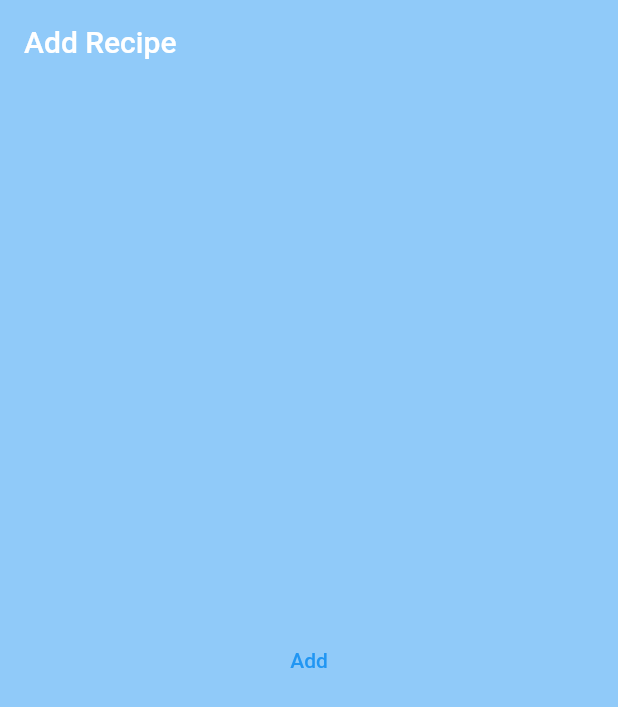
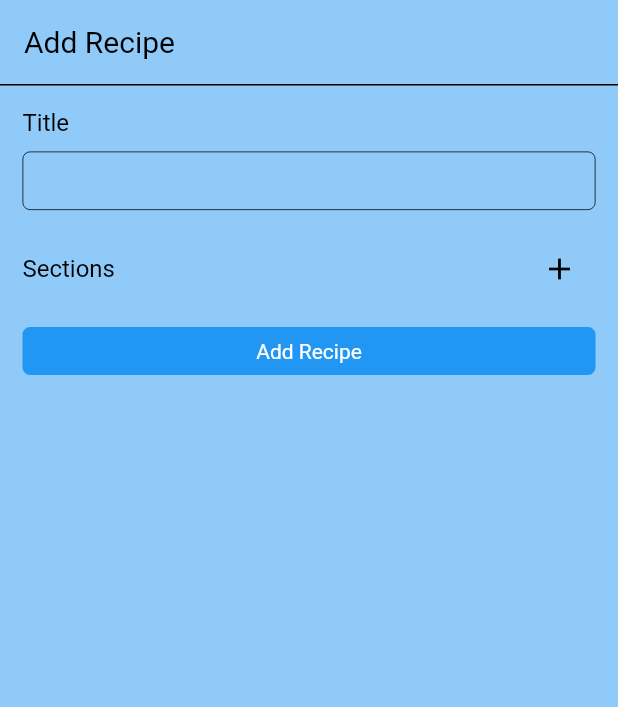
Before and after one commit to alexn62/pocket-chef, a Flutter app: the AddRecipeScreen screen opened directly, on a phone screen of 412 x 824 dp. Shown: the top 707 px of the screen. Run offline on Flutter 3.47's test engine with Material 2 defaults, Android fonts, the phone set to English and light mode, and no system bars; our stand-ins replace cloud_firestore, firebase_core, get, get_it, shared_preferences; accounts and stored records are empty.

Commit message:
working on addrecipe

```diff
--- a/lib/Constants/Themes.dart
+++ b/lib/Constants/Themes.dart
@@ -7,23 +7,23 @@ const Color primaryColorDark = Color(0xFFC7CFC7);
 const Color backgroundColorDark = Color(0xFF0E1117);
 
 const Color accentColor = Color(0xFF1F6FEB);
-const Color goodColor = Color(0xFF0D1117);
+const Color goodColor = Color(0xFF2EA043);
 
 ThemeData darkTheme = ThemeData(
   brightness: Brightness.dark,
   primaryColor: primaryColorDark,
   backgroundColor: backgroundColorDark,
-  colorScheme: ThemeData.dark().colorScheme.copyWith(secondary: accentColor),
+  colorScheme: ThemeData.dark().colorScheme.copyWith(secondary: accentColor, primaryVariant: goodColor),
   iconTheme: const IconThemeData(color: primaryColorDark),
   switchTheme: SwitchThemeData(thumbColor: MaterialStateProperty.all(primaryColorDark), trackColor: MaterialStateProperty.all(primaryColorDark.withOpacity(.4))),
-  appBarTheme: const AppBarTheme(elevation: 0),
+  appBarTheme: const AppBarTheme(elevation: 0, titleTextStyle: TextStyle(color: primaryColorDark, fontSize: 20)),
 );
 
 ThemeData lightTheme = ThemeData(
   brightness: Brightness.light,
   primaryColor: primaryColorLight,
   backgroundColor: backgroundColorLight,
-  colorScheme: ThemeData.light().colorScheme.copyWith(secondary: accentColor),
+  colorScheme: ThemeData.light().colorScheme.copyWith(secondary: accentColor, primaryVariant: goodColor),
   iconTheme: const IconThemeData(color: primaryColorLight),
-  appBarTheme: const AppBarTheme(elevation: 0),
+  appBarTheme: const AppBarTheme(elevation: 0, titleTextStyle: TextStyle(color: primaryColorLight, fontSize: 20)),
 );
--- a/lib/Models/Ingredient.dart
+++ b/lib/Models/Ingredient.dart
@@ -1,9 +1,10 @@
 class Ingredient {
+  String? uid;
   String title;
   String unit;
   double amount;
 
-  Ingredient({required this.title, required this.unit, required this.amount});
+  Ingredient({required this.title, required this.unit, required this.amount, this.uid});
 
   Ingredient.fromJSON(Map<String, dynamic> ingredient)
       : title = ingredient['title'],
@@ -11,6 +12,7 @@ class Ingredient {
         amount = ingredient['amount'].toDouble();
 
   Map<String, dynamic> toJson() => {
+    'uid': uid,
         'title': title,
         'unit': unit,
         'amount': amount,
--- a/lib/Models/Section.dart
+++ b/lib/Models/Section.dart
@@ -1,11 +1,12 @@
 import 'Ingredient.dart';
 
 class Section {
+  String? uid;
   String title;
 
   List<Ingredient> ingredients;
 
-  Section({required this.title, required this.ingredients});
+  Section({required this.title, required this.ingredients, this.uid});
 
   Section.fromJSON(Map<String, dynamic> section)
       : title = section['title'],
@@ -14,6 +15,7 @@ class Section {
             .toList();
 
   Map<String, dynamic> toJson() => {
+    'uid': uid,
         'title': title,
         'ingredients': ingredients
             .map<Map<String, dynamic>>((ingredient) => ingredient.toJson())
--- a/lib/Screens/AddRecipeScreen.dart
+++ b/lib/Screens/AddRecipeScreen.dart
@@ -1,6 +1,9 @@
 import 'package:flutter/material.dart';
+import 'package:personal_recipes/Constants/spacing.dart';
 import 'package:personal_recipes/Screens/BaseView.dart';
 import 'package:personal_recipes/ViewModels/AddRecipeViewModel.dart';
+import 'package:personal_recipes/Widgets/CustomTextFormField.dart';
+import 'package:personal_recipes/Widgets/GenericButton.dart';
 
 class AddRecipeScreen extends StatelessWidget {
   const AddRecipeScreen({Key? key}) : super(key: key);
@@ -9,16 +12,100 @@ class AddRecipeScreen extends StatelessWidget {
   Widget build(BuildContext context) {
     return BaseView<AddRecipeViewModel>(
       builder: (context, model, child) => Scaffold(
+        resizeToAvoidBottomInset: false,
         backgroundColor: Theme.of(context).backgroundColor,
         appBar: AppBar(
           backgroundColor: Theme.of(context).backgroundColor,
           title: const Text('Add Recipe'),
+          bottom: PreferredSize(
+              child: Container(
+                color: Theme.of(context).primaryColor,
+                height: 1.0,
               ),
-            body: Center(
-              child: TextButton(
-                child: const Text('Add'),
-                onPressed: model.addRecipe,
+              preferredSize: const Size.fromHeight(1.0)),
         ),
-            )));
+        body: Padding(
+          padding: const EdgeInsets.all(15),
+          child: ListView(
+            shrinkWrap: true,
+            children: [
+              Column(
+                crossAxisAlignment: CrossAxisAlignment.start,
+                children: [
+                  Text(
+                    'Title',
+                    style: TextStyle(
+                      color: Theme.of(context).primaryColor,
+                      fontSize: 16,
+                    ),
+                  ),
+                  vSmallSpace,
+                  CustomTextFormField(onChanged: model.setRecipeTitle,),
+                  vRegularSpace,
+
+                  Row(
+
+                    mainAxisAlignment: MainAxisAlignment.spaceBetween,
+                    children: [
+                      Text('Sections', style: TextStyle(color: Theme.of(context).primaryColor, fontSize: 16)),
+                      IconButton(onPressed: model.addSection, padding: const EdgeInsets.all(0), icon: const Icon(Icons.add)),
+                    ],
+                  ),
+                  for (int i = 0; i < model.recipe.sections.length; i++)
+                    Column(
+                      key:ValueKey(model.recipe.sections[i].uid),
+                      children: [
+                        Row(
+                          mainAxisAlignment: MainAxisAlignment.spaceBetween,
+                          children: [
+                             Expanded(
+                              child: CustomTextFormField(onChanged: model.setSectionTitle, sectionIndex: i,),
+                            ),
+                            IconButton(onPressed: () => model.removeSection(i), padding: const EdgeInsets.all(0), icon: const Icon(Icons.delete_outline)),
+                          ],
+                        ),
+                        Row(
+                          mainAxisAlignment: MainAxisAlignment.spaceBetween,
+                          children: [
+                            hBigSpace,
+                            Expanded(child: Text('Ingredients', style: TextStyle(color: Theme.of(context).primaryColor, fontSize: 16))),
+                            IconButton(onPressed: () => model.addIngredient(i), padding: const EdgeInsets.all(0), icon: const Icon(Icons.add)),
+                          ],
+                        ),
+                        for (int j = 0; j < model.recipe.sections[i].ingredients.length; j++)
+                          Row(
+                            key: ValueKey(model.recipe.sections[i].ingredients[j].uid),
+                            mainAxisAlignment: MainAxisAlignment.spaceBetween,
+                            children: [
+                              hBigSpace,
+                               Flexible(
+                                flex: 3,
+                                child: CustomTextFormField(onChanged: model.setIngredientTitle, sectionIndex: i, ingredientIndex: j,),
+                              ),
+                              hTinySpace,
+                               Flexible(
+                                flex: 1,
+                                child: CustomTextFormField(onChanged: model.setIngredientAmount,sectionIndex: i, ingredientIndex: j,),
+                              ),
+                              hSmallSpace,
+                              PopupMenuButton(
+                                  child: Row(
+                                    children: const [Text('Unit'), Icon(Icons.expand_more)],
+                                  ),
+                                  itemBuilder: (context) => const [PopupMenuItem(child: Text('ml'))]),
+                              IconButton(onPressed: () => model.removeIngredient(i, j), padding: const EdgeInsets.all(0), icon: const Icon(Icons.delete_outline)),
+                            ],
+                          ),
+                      ],
+                    ),
+                  vRegularSpace,
+                  GenericButton(onTap: () {}, title: 'Add Recipe', stretch: true, positive: true),
+                ],
+              ),
+            ],
+          ),
+        ),
+      ),
+    );
   }
 }
--- a/lib/Screens/RecipeScreen.dart
+++ b/lib/Screens/RecipeScreen.dart
@@ -2,12 +2,12 @@ import 'package:flutter/material.dart';
 import 'package:personal_recipes/Models/Recipe.dart';
 import 'package:personal_recipes/Screens/BaseView.dart';
 import 'package:personal_recipes/ViewModels/RecipeViewModel.dart';
+import 'package:personal_recipes/Widgets/GenericButton.dart';
 import 'package:personal_recipes/widgets/SectionComponent.dart';
 import 'package:personal_recipes/widgets/divider_with_title.dart';
 import 'package:personal_recipes/constants/spacing.dart';
 import 'package:personal_recipes/enums/enums.dart';
 import 'package:personal_recipes/widgets/amount_counter.dart';
-import 'package:personal_recipes/widgets/generic_button.dart';
 
 class RecipeScreen extends StatelessWidget {
   final Recipe recipe;
@@ -26,9 +26,7 @@ class RecipeScreen extends StatelessWidget {
             iconTheme: Theme.of(context).iconTheme,
             elevation: 0,
             title: Text(recipe.title,
-                style: TextStyle(
-                  color: Theme.of(context).primaryColor,
-                )),
+                ),
             actions: [
               IconButton(
                   padding: const EdgeInsets.all(0),
@@ -36,11 +34,12 @@ class RecipeScreen extends StatelessWidget {
                   icon: const Icon(Icons.edit))
             ],
             backgroundColor: Theme.of(context).backgroundColor,
-            bottom: PreferredSize(
-              child: Container(
-                  height: 0.5, color: Theme.of(context).backgroundColor),
-              preferredSize: const Size.fromHeight(1.0),
-            ),
+            bottom:  PreferredSize(
+                  child: Container(
+                    color: Theme.of(context).primaryColor,
+                    height: 1.0,
+                  ),
+                  preferredSize: const Size.fromHeight(1.0)),
           ),
           body: ListView(
             physics: const BouncingScrollPhysics(),
@@ -53,18 +52,18 @@ class RecipeScreen extends StatelessWidget {
                   children: [
                     GenericButton(
                         title: 'Small',
-                        active: model.size == ServingSize.Small ? true : false,
+                        invertColors: model.size == ServingSize.Small ? true : false,
                         onTap: () => model.setSize(ServingSize.Small)),
                     hTinySpace,
                     GenericButton(
                         title: 'Regular',
-                        active:
+                        invertColors:
                             model.size == ServingSize.Regular ? true : false,
                         onTap: () => model.setSize(ServingSize.Regular)),
                     hTinySpace,
                     GenericButton(
                         title: 'Large',
-                        active: model.size == ServingSize.Large ? true : false,
+                        invertColors: model.size == ServingSize.Large ? true : false,
                         onTap: () => model.setSize(ServingSize.Large)),
                   ],
                 ),
--- a/lib/Screens/RecipesScreen.dart
+++ b/lib/Screens/RecipesScreen.dart
@@ -20,11 +20,9 @@ class RecipesScreen extends StatelessWidget {
             backgroundColor: Theme.of(context).backgroundColor,
             appBar: AppBar(
               backgroundColor: Theme.of(context).backgroundColor,
-              title: Text(
+              title: const Text(
                 'Recipes',
-                style: TextStyle(
-                  color: Theme.of(context).primaryColor,
-                ),
+
               ),
               actions: [
                 Switch.adaptive(
@@ -34,6 +32,12 @@ class RecipesScreen extends StatelessWidget {
                   value: _generalServices.darkMode!,
                 )
               ],
+               bottom: PreferredSize(
+                  child: Container(
+                    color: Theme.of(context).primaryColor,
+                    height: 1.0,
+                  ),
+                  preferredSize: const Size.fromHeight(1.0)),
             ),
             body: model.loadingStatus != LoadingStatus.Idle
                 ? const Center(
--- a/lib/Services/Api.dart
+++ b/lib/Services/Api.dart
@@ -79,6 +79,5 @@ class Api {
   Future<void> addRecipe() async {
     Recipe recipe = Recipe.fromJSON(mockRecipe);
     DocumentReference ref = await recipeReference.add(recipe.toJson());
-    print(ref);
   }
 }
--- a/lib/ViewModels/AddRecipeViewModel.dart
+++ b/lib/ViewModels/AddRecipeViewModel.dart
@@ -1,6 +1,10 @@
+import 'package:personal_recipes/Models/Ingredient.dart';
+import 'package:personal_recipes/Models/Recipe.dart';
+import 'package:personal_recipes/Models/Section.dart';
 import 'package:personal_recipes/Services/RecipesService.dart';
 import 'package:personal_recipes/ViewModels/BaseViewModel.dart';
 import 'package:personal_recipes/locator.dart';
+import 'dart:math' as math;
 
 class AddRecipeViewModel extends BaseViewModel {
   final RecipesService _recipesService = locator<RecipesService>();
@@ -8,4 +12,54 @@ class AddRecipeViewModel extends BaseViewModel {
   void addRecipe() async {
     await _recipesService.addRecipe();
   }
+
+  final Recipe _recipe = Recipe(authorId: '123456', title: '', sections: [], uid: '');
+  Recipe get recipe => _recipe;
+
+  void addSection() {
+    _recipe.sections.add(Section(uid: math.Random().nextInt(99999).toString() , ingredients: [], title: ''));
+    notifyListeners();
+  }
+
+  void removeSection(int i) {
+    _recipe.sections.removeAt(i);
+    notifyListeners();
+  }
+
+  void addIngredient(int i) {
+    _recipe.sections[i].ingredients.add(Ingredient(uid: math.Random().nextInt(99999).toString(),title: '', unit: '', amount: 0.0));
+    notifyListeners();
+  }
+
+  void removeIngredient(int i, int j) {
+    _recipe.sections[i].ingredients.removeAt(j);
+    notifyListeners();
+  }
+
+
+  void setRecipeTitle(String newRecipeTitle) {
+    _recipe.title = newRecipeTitle;
+    print(recipe.toJson());
+  }
+
+  void setSectionTitle(String newSectionTitle, int index) {
+    _recipe.sections[index].title = newSectionTitle;
+  }
+
+  void setIngredientTitle(String ingredientTitle, int sectionIndex, int ingredientIndex) {
+    _recipe.sections[sectionIndex].ingredients[ingredientIndex].title = ingredientTitle;
+  }
+
+  void setIngredientAmount(String ingredientAmount, int sectionIndex, int ingredientIndex) {
+    double? amount = double.tryParse(ingredientAmount) ?? 0.0;
+    // if (amount == null) {
+    //   // showDialog
+    //   amount = 0.0;
+    // }
+    _recipe.sections[sectionIndex].ingredients[ingredientIndex].amount = amount;
+  }
+
+  void setIngredientUnit({required int sectionIndex, required int ingredientIndex, required String ingredientUnit}) {
+    _recipe.sections[sectionIndex].ingredients[ingredientIndex].unit = ingredientUnit;
+  }
 }
--- /dev/null
+++ b/lib/Widgets/CustomTextFormField.dart
@@ -0,0 +1,37 @@
+import 'package:flutter/material.dart';
+
+class CustomTextFormField extends StatelessWidget {
+  final Function onChanged;
+  final int? sectionIndex;
+  final int? ingredientIndex;
+  const CustomTextFormField({
+    required this.onChanged,
+    this.sectionIndex,
+    this.ingredientIndex,
+    Key? key,
+  }) : super(key: key);
+
+  @override
+  Widget build(BuildContext context) {
+    return TextFormField(
+      onChanged: (text) => sectionIndex == null && ingredientIndex == null
+          ? onChanged(text)
+          : ingredientIndex == null
+              ? onChanged(text, sectionIndex)
+              : onChanged(text, sectionIndex, ingredientIndex),
+      cursorColor: Theme.of(context).colorScheme.secondary,
+      decoration: InputDecoration(
+        contentPadding: const EdgeInsets.all(10),
+        isDense: true,
+        focusedBorder: OutlineInputBorder(
+          borderRadius: BorderRadius.circular(5),
+          borderSide: BorderSide(color: Theme.of(context).colorScheme.secondary, width: 0.5),
+        ),
+        enabledBorder: OutlineInputBorder(
+          borderRadius: BorderRadius.circular(5),
+          borderSide: BorderSide(color: Theme.of(context).primaryColor, width: 0.5),
+        ),
+      ),
+    );
+  }
+}
--- /dev/null
+++ b/lib/Widgets/GenericButton.dart
@@ -0,0 +1,74 @@
+import 'package:flutter/material.dart';
+
+class GenericButton extends StatelessWidget {
+  final bool shrink;
+  final bool stretch;
+  final bool addMargin;
+  final Function()? onTap;
+  final String title;
+  final bool invertColors;
+  final double customWidth;
+  final bool danger;
+  final bool positive;
+  const GenericButton(
+      {Key? key,
+      this.stretch = false,
+      this.addMargin = false,
+      required this.onTap,
+      this.shrink = false,
+      required this.title,
+      this.customWidth = 100,
+      this.danger = false,
+      this.positive = false,
+      this.invertColors = false})
+      : super(key: key);
+
+  @override
+  Widget build(BuildContext context) {
+    return Container(
+      margin: EdgeInsets.symmetric(horizontal: addMargin ? 15 : 0),
+      height: 32,
+      width: shrink
+          ? null
+          : stretch
+              ? double.infinity
+              : customWidth < 100
+                  ? 100
+                  : customWidth,
+      decoration: BoxDecoration(
+        color: positive ? Theme.of(context).colorScheme.primaryVariant : danger
+            ? Theme.of(context).colorScheme.error
+            : invertColors
+                ? Theme.of(context).primaryColorLight
+                : Theme.of(context).primaryColorDark,
+        border: Border.all(
+          color: positive ? Theme.of(context).colorScheme.primaryVariant :danger
+              ? Theme.of(context).colorScheme.error
+              : invertColors
+                  ? Theme.of(context).primaryColor
+                  : Theme.of(context).primaryColorDark,
+        ),
+        borderRadius: BorderRadius.circular(5),
+      ),
+      child: Material(
+        type: MaterialType.transparency,
+        child: InkWell(
+          onTap: onTap,
+          child: Container(
+            padding: const EdgeInsets.symmetric(horizontal: 10),
+            child: Center(
+              child: Text(
+                title,
+                style: TextStyle(
+                    color: positive || danger ? Colors.white : invertColors
+                        ? Theme.of(context).primaryColorDark
+                        : Theme.of(context).primaryColorLight,
+                    fontSize: 14),
+              ),
+            ),
+          ),
+        ),
+      ),
+    );
+  }
+}
--- a/lib/Widgets/generic_button.dart
+++ /dev/null
@@ -1,40 +0,0 @@
-import 'package:flutter/material.dart';
-
-class GenericButton extends StatelessWidget {
-  final Function() onTap;
-  final bool active;
-  final String title;
-  const GenericButton({
-    required this.onTap,
-    required this.active,
-    required this.title,
-    Key? key,
-  }) : super(key: key);
-
-  @override
-  Widget build(BuildContext context) {
-    return Expanded(
-      child: InkWell(
-        onTap: onTap,
-        child: Ink(
-          height: 30,
-          decoration: BoxDecoration(
-              color: active
-                  ? Theme.of(context).primaryColor
-                  : Theme.of(context).backgroundColor,
-              border: Border.all(color: Theme.of(context).primaryColor),
-              borderRadius: BorderRadius.circular(5)),
-          child: Center(
-            child: Text(
-              title,
-              style: TextStyle(
-                  color: active
-                      ? Theme.of(context).backgroundColor
-                      : Theme.of(context).primaryColor),
-            ),
-          ),
-        ),
-      ),
-    );
-  }
-}
```
Lines whose indentation alone changed are shown as unchanged.
